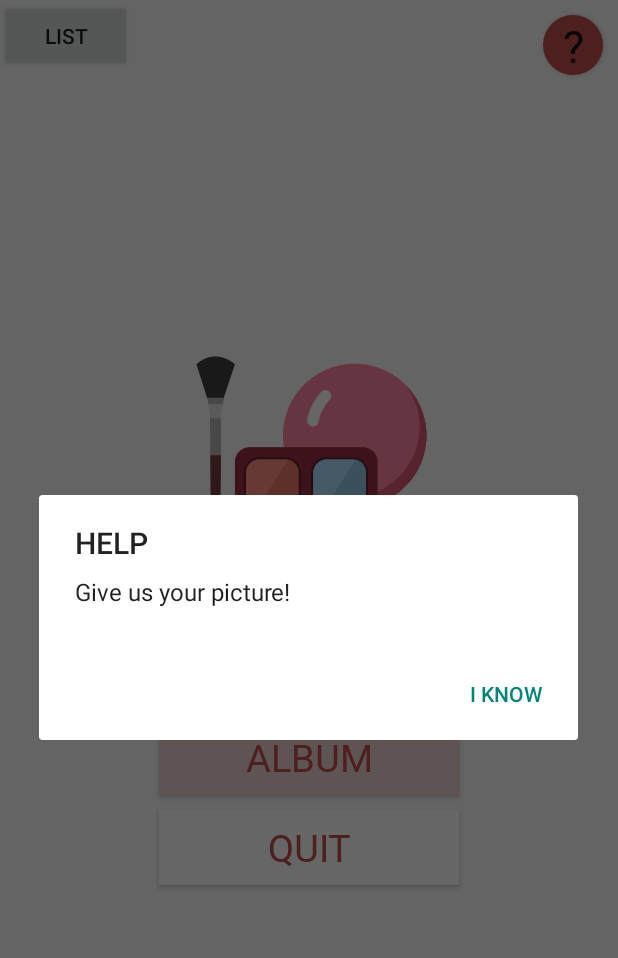
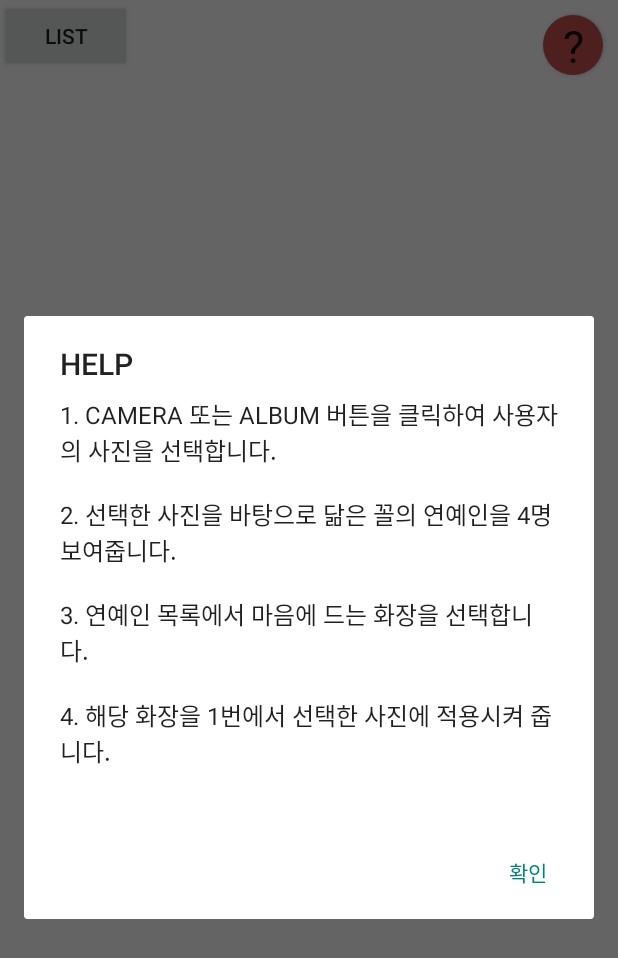
Before and after one commit to skkuse02/2019fall_41class_team8, an Android app: the screen it shows after launch (MainActivity), after a tap on an icon or button, on a phone screen of 412 x 824 dp. Shown: the top 958 px of the screen. Run offline under Robolectric (Android 15) with nearby library versions, the phone set to English and light mode, and no system bars.

Commit message:
Write Help Message

```diff
--- a/BatB/app/src/main/java/com/example/batb/MainActivity.java
+++ b/BatB/app/src/main/java/com/example/batb/MainActivity.java
@@ -90,8 +90,11 @@ public class MainActivity extends AppCompatActivity {
     private void showDialog(){
         AlertDialog.Builder builder=new AlertDialog.Builder(this);
         builder.setTitle("HELP");
-        builder.setMessage("Give us your picture!");
-        builder.setPositiveButton("I know",
+        builder.setMessage("1. CAMERA 또는 ALBUM 버튼을 클릭하여 사용자의 사진을 선택합니다.\n\n" +
+                            "2. 선택한 사진을 바탕으로 닮은 꼴의 연예인을 4명 보여줍니다.\n\n" +
+                            "3. 연예인 목록에서 마음에 드는 화장을 선택합니다.\n\n" +
+                            "4. 해당 화장을 1번에서 선택한 사진에 적용시켜 줍니다. \n\n");
+        builder.setPositiveButton("확인",
                 new DialogInterface.OnClickListener() {
                     @Override
                     public void onClick(DialogInterface dialogInterface, int i) {
```
